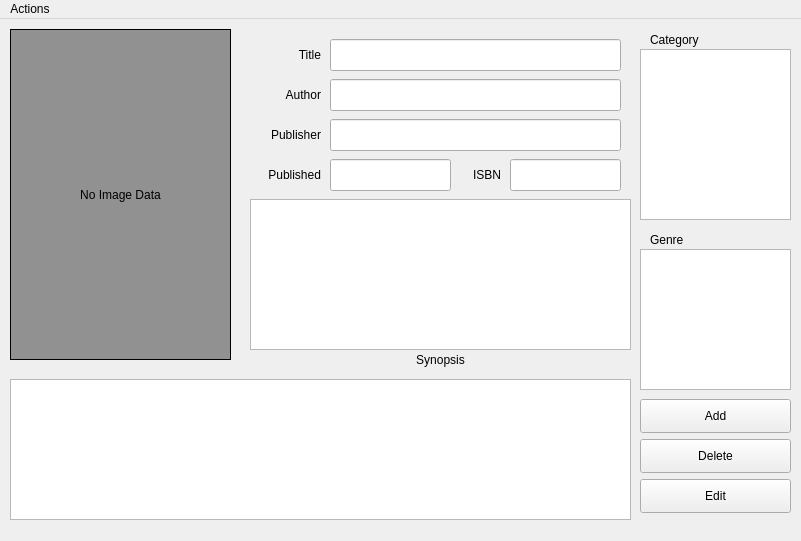
Above: viewwindow.ui from arvl130/qlibmgsys before the change. Below: the same form after it.
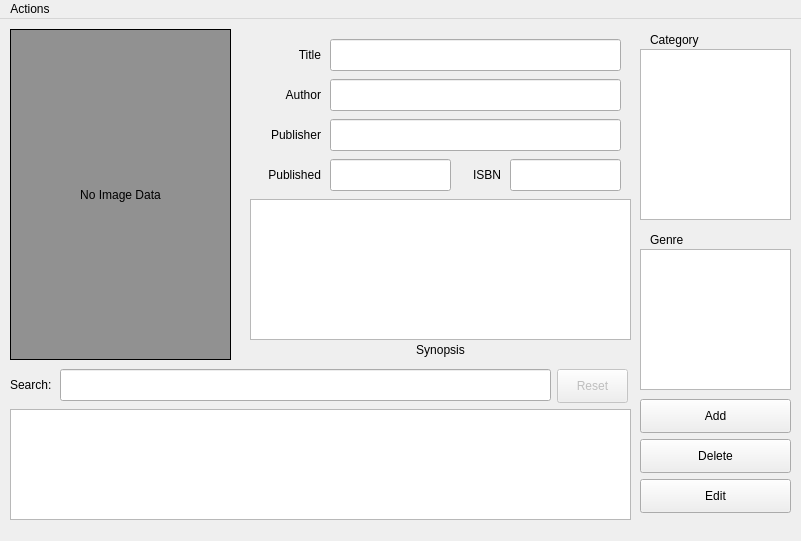
That is the form after the change.

What changed in the file:
```diff
--- a/viewwindow.ui
+++ b/viewwindow.ui
@@ -98,7 +98,7 @@
     <property name="geometry">
      <rect>
       <x>260</x>
-      <y>330</y>
+      <y>320</y>
       <width>361</width>
       <height>21</height>
      </rect>
@@ -182,9 +182,9 @@
     <property name="geometry">
      <rect>
       <x>10</x>
-      <y>360</y>
+      <y>390</y>
       <width>621</width>
-      <height>141</height>
+      <height>111</height>
      </rect>
     </property>
     <property name="selectionBehavior">
@@ -248,9 +248,12 @@
       <x>250</x>
       <y>180</y>
       <width>381</width>
-      <height>151</height>
+      <height>141</height>
      </rect>
     </property>
+    <property name="readOnly">
+     <bool>true</bool>
+    </property>
    </widget>
    <widget class="QLineEdit" name="ledTitle">
     <property name="geometry">
@@ -301,6 +304,48 @@
       <height>32</height>
      </rect>
     </property>
+    <property name="readOnly">
+     <bool>true</bool>
+    </property>
+   </widget>
+   <widget class="QLabel" name="lblSearch">
+    <property name="geometry">
+     <rect>
+      <x>10</x>
+      <y>350</y>
+      <width>58</width>
+      <height>31</height>
+     </rect>
+    </property>
+    <property name="text">
+     <string>Search:</string>
+    </property>
+   </widget>
+   <widget class="QLineEdit" name="ledSearch">
+    <property name="geometry">
+     <rect>
+      <x>60</x>
+      <y>350</y>
+      <width>491</width>
+      <height>32</height>
+     </rect>
+    </property>
+   </widget>
+   <widget class="QPushButton" name="btnResetTable">
+    <property name="enabled">
+     <bool>false</bool>
+    </property>
+    <property name="geometry">
+     <rect>
+      <x>557</x>
+      <y>350</y>
+      <width>71</width>
+      <height>34</height>
+     </rect>
+    </property>
+    <property name="text">
+     <string>Reset</string>
+    </property>
    </widget>
   </widget>
   <widget class="QMenuBar" name="menubar">
```
Left out of the diff: 18 changed lines with no effect on the pictures.
